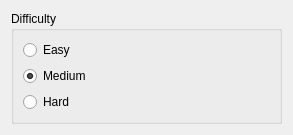
First picture: the form in src/dialogs/newgamewidget_local.ui, repository Dgzt/knapsen, before the edit.
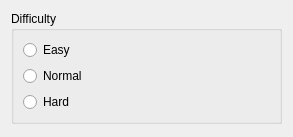
Second picture: the form after the edit.

Commit message: Fix: save local game difficulty.

Patch:
```diff
--- a/src/dialogs/newgamewidget_local.ui
+++ b/src/dialogs/newgamewidget_local.ui
@@ -7,7 +7,7 @@
     <x>0</x>
     <y>0</y>
     <width>293</width>
-    <height>135</height>
+    <height>137</height>
    </rect>
   </property>
   <property name="windowTitle">
@@ -30,10 +30,7 @@
       <item>
        <widget class="QRadioButton" name="mediumRadioButton">
         <property name="text">
-         <string>Medium</string>
-        </property>
-        <property name="checked">
-         <bool>true</bool>
+         <string>Normal</string>
         </property>
        </widget>
       </item>
```
Left out of the diff: 2 changed lines with no effect on the pictures. The commit also changes 3 other files.
